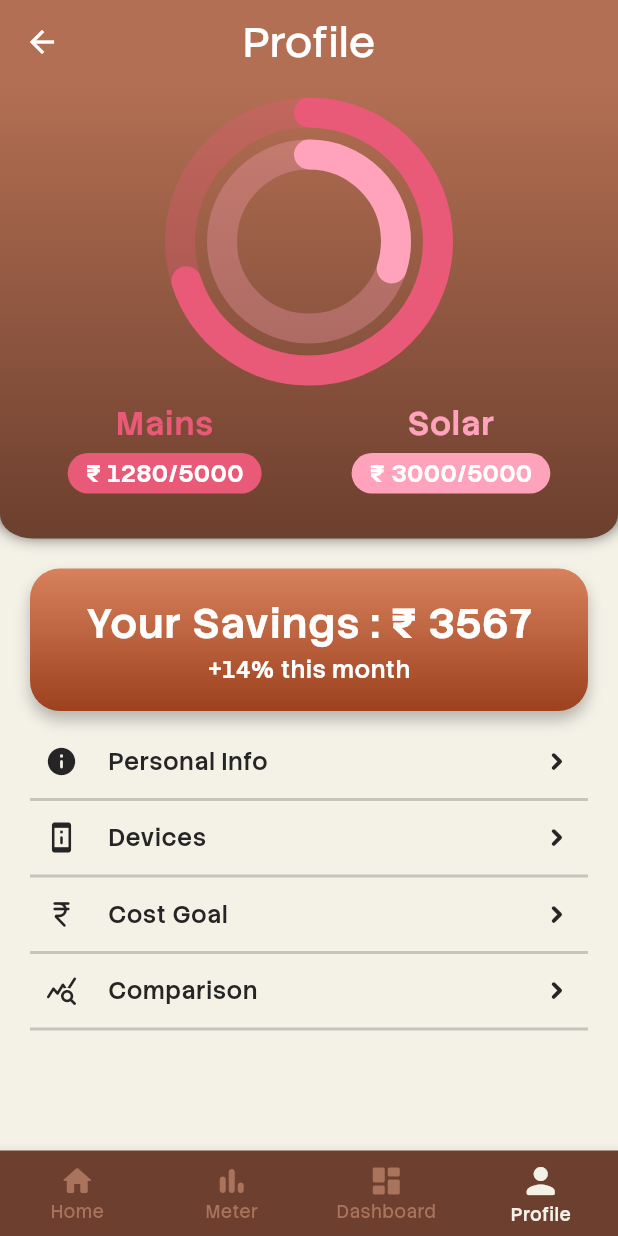
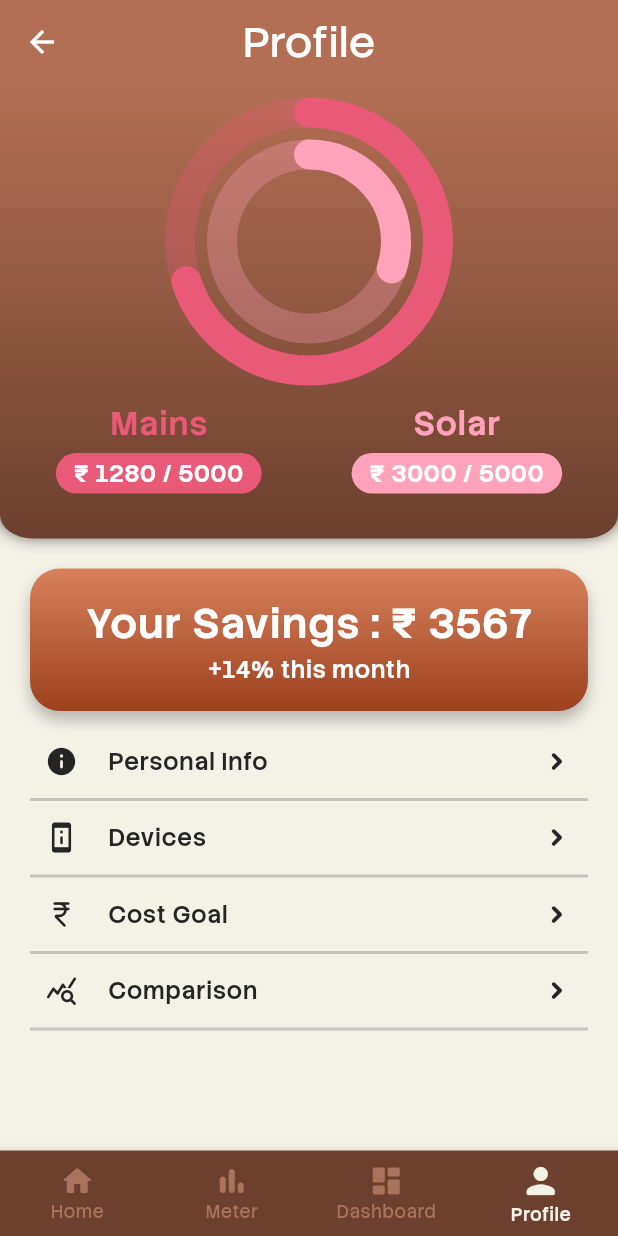
Before and after one commit to Sheikh-Rashdan/novalume-app, a Flutter app: the WidgetTree screen opened by its route, item 4 of the bottom bar chosen, on a phone screen of 412 x 824 dp. Run offline on Flutter 3.47's test engine with Material 3 defaults, Android fonts, the phone set to English and light mode, and no system bars; our stand-ins replace fl_chart, flutter_animate, font_awesome_flutter; missing offline and left inert: flutter_bubble_chart_plus.

Commit message:
Modified LabelledValue widget to have two extra parameters spacing and maxWidth

```diff
--- a/lib/pages/profile_page.dart
+++ b/lib/pages/profile_page.dart
@@ -37,13 +37,13 @@ class ProfilePage extends StatelessWidget {
                       children: [
                         LabelledValue(
                           label: 'Mains',
-                          amount: '₹ 1280/5000',
+                          amount: '₹ 1280 / 5000',
                           color: KColors.pinkDark,
                         ),
                         const SizedBox(width: 60),
                         LabelledValue(
                           label: 'Solar',
-                          amount: '₹ 3000/5000',
+                          amount: '₹ 3000 / 5000',
                           color: KColors.pinkLight,
                         ),
                       ],
--- a/lib/widgets/labelled_value.dart
+++ b/lib/widgets/labelled_value.dart
@@ -8,27 +8,35 @@ class LabelledValue extends StatelessWidget {
     required this.label,
     required this.amount,
     required this.color,
+    this.spacing = 4,
+    this.maxWidth = 150,
   });
 
   final String label;
   final String amount;
   final Color color;
+  final double spacing;
+  final double maxWidth;
 
   @override
   Widget build(BuildContext context) {
-    return Column(
+    return ConstrainedBox(
+      constraints: BoxConstraints(maxWidth: maxWidth),
+      child: Column(
         children: [
           Text(label, style: KTextStyles.bold22.copyWith(color: color)),
-        const SizedBox(height: 4),
+          SizedBox(height: spacing),
           Container(
             decoration: ShapeDecoration(color: color, shape: StadiumBorder()),
             padding: const EdgeInsets.symmetric(vertical: 2, horizontal: 12),
             child: Text(
               amount,
               style: KTextStyles.bold16.copyWith(color: KColors.whiteTextColor),
+              textAlign: TextAlign.center,
             ),
           ),
         ],
+      ),
     );
   }
 }
```
Lines whose indentation alone changed are shown as unchanged.
